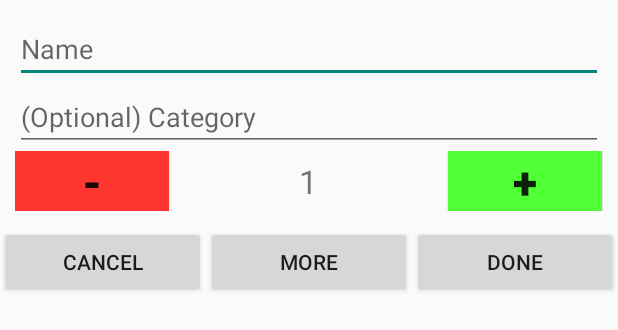
After one commit to jacob-creech/Aisle-Share, an Android app: the layout add_item_dialog.xml on its own in the app's theme, with its tools: preview values and no code run, on a phone screen of 412 x 824 dp. The commit adds this screen. Shown: the top 330 px of the screen. Run offline under Robolectric (Android 15) with nearby library versions, the phone set to English and light mode, and no system bars.

Commit message:
Quantity Implemented and Now Using a Custom Dialog
There is now an XMl file (add_item_dialog) that formats the dialog
instead of being in the java file.

```diff
--- a/app/src/main/res/layout/activity_current_list.xml
+++ b/app/src/main/res/layout/activity_current_list.xml
@@ -3,10 +3,7 @@
     xmlns:fab="http://schemas.android.com/apk/res-auto"
     android:layout_width="match_parent"
     android:layout_height="match_parent"
-    android:paddingLeft="@dimen/activity_horizontal_margin"
-    android:paddingRight="@dimen/activity_horizontal_margin"
-    android:paddingTop="@dimen/activity_vertical_margin"
-    android:paddingBottom="@dimen/activity_vertical_margin"
+    android:padding="10dp"
     tools:context="com.aisleshare.CurrentList">
 
     <ListView
--- /dev/null
+++ b/app/src/main/res/layout/add_item_dialog.xml
@@ -0,0 +1,93 @@
+<?xml version="1.0" encoding="utf-8"?>
+<LinearLayout xmlns:android="http://schemas.android.com/apk/res/android"
+    android:layout_width="match_parent"
+    android:layout_height="match_parent"
+    android:layout_weight=".9"
+    android:orientation="vertical"
+    >
+    <EditText
+        android:id="@+id/Name"
+        android:layout_width="match_parent"
+        android:layout_height="wrap_content"
+        android:layout_marginTop="10dp"
+        android:layout_marginLeft="10dp"
+        android:layout_marginRight="10dp"
+        android:inputType="text"
+        android:singleLine="true"
+        android:hint="Name"/>
+    <EditText
+        android:id="@+id/Type"
+        android:layout_width="match_parent"
+        android:layout_height="wrap_content"
+        android:layout_marginLeft="10dp"
+        android:layout_marginRight="10dp"
+        android:inputType="text"
+        android:singleLine="true"
+        android:hint="(Optional) Category"/>
+    <LinearLayout
+        android:id="@+id/QuantityLayout"
+        android:layout_width="match_parent"
+        android:layout_height="wrap_content"
+        android:orientation="horizontal"
+        android:gravity="center"
+        android:paddingEnd="10dp"
+        android:paddingStart="10dp">
+        <Button
+            android:id="@+id/Minus"
+            android:layout_width="wrap_content"
+            android:layout_height="fill_parent"
+            android:text="-"
+            android:background="#ff362f"
+            android:textStyle="bold"
+            android:textSize="30dp"
+            android:layout_weight=".05" />
+        <TextView
+            android:id="@+id/Quantity"
+            android:layout_width="wrap_content"
+            android:layout_height="wrap_content"
+            android:layout_marginLeft="10dp"
+            android:layout_marginRight="10dp"
+            android:inputType="number"
+            android:text="1"
+            android:singleLine="true"
+            android:layout_weight=".5"
+            android:gravity="center_horizontal"
+            android:textSize="22dp" />
+        <Button
+            android:id="@+id/Plus"
+            android:layout_width="wrap_content"
+            android:layout_height="40dp"
+            android:text="+"
+            android:background="#51ff37"
+            android:textStyle="bold"
+            android:textSize="30dp"
+            android:layout_weight=".05" />
+    </LinearLayout>
+
+
+    <LinearLayout
+        android:id="@+id/Buttons"
+        android:layout_width="match_parent"
+        android:layout_height="wrap_content"
+        android:orientation="horizontal"
+        android:layout_marginTop="10dp">
+        <Button
+            android:id="@+id/Cancel"
+            android:layout_width="wrap_content"
+            android:layout_height="match_parent"
+            android:layout_weight=".33"
+            android:text="Cancel"/>
+        <Button
+            android:id="@+id/More"
+            android:layout_width="wrap_content"
+            android:layout_height="match_parent"
+            android:layout_weight=".33"
+            android:text="More"/>
+        <Button
+            android:id="@+id/Done"
+            android:layout_width="wrap_content"
+            android:layout_height="match_parent"
+            android:layout_weight=".33"
+            android:text="Done"/>
+    </LinearLayout>
+</LinearLayout>
--- a/app/src/main/res/layout/row.xml
+++ b/app/src/main/res/layout/row.xml
@@ -46,6 +46,4 @@
             android:textColor="#6b6b6b"
             android:textStyle="italic" />
     </LinearLayout>
-
-
 </LinearLayout>
```
Also changed, not shown: app/src/main/java/com/aisleshare/CurrentList.java (+61 -42 lines), app/src/main/java/com/aisleshare/CustomAdapter.java (+17 -4 lines), app/src/main/java/com/aisleshare/Item.java (+22 -10 lines).
